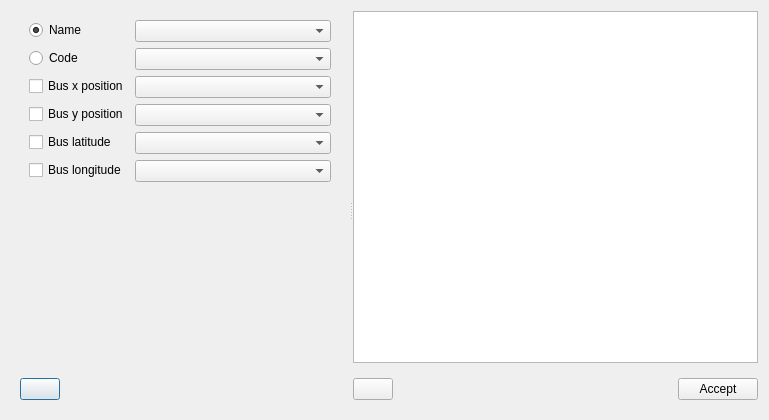
Old version of the form src/GridCal/Gui/CoordinatesInput/gui.ui in the repository SanPen/GridCal.
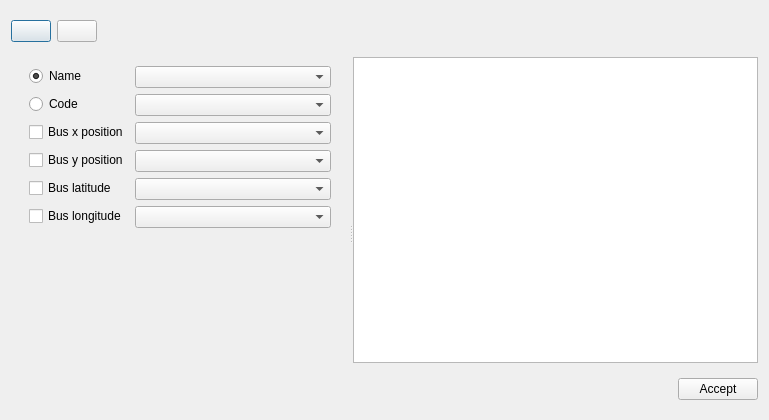
New version of the form. Icons and pictures are not drawn.

Commit message: Improved the ATC by allowing power flow inputs Added the NTC column to the report Improved coordinates import GUI

Patch:
```diff
--- a/src/GridCal/Gui/CoordinatesInput/gui.ui
+++ b/src/GridCal/Gui/CoordinatesInput/gui.ui
@@ -14,6 +14,95 @@
    <string>Dialog</string>
   </property>
   <layout class="QVBoxLayout" name="verticalLayout">
+   <item>
+    <widget class="QFrame" name="frame">
+     <property name="maximumSize">
+      <size>
+       <width>16777215</width>
+       <height>40</height>
+      </size>
+     </property>
+     <property name="frameShape">
+      <enum>QFrame::NoFrame</enum>
+     </property>
+     <property name="frameShadow">
+      <enum>QFrame::Raised</enum>
+     </property>
+     <layout class="QHBoxLayout" name="horizontalLayout_5">
+      <property name="leftMargin">
+       <number>0</number>
+      </property>
+      <property name="topMargin">
+       <number>0</number>
+      </property>
+      <property name="rightMargin">
+       <number>0</number>
+      </property>
+      <property name="bottomMargin">
+       <number>0</number>
+      </property>
+      <item>
+       <widget class="QPushButton" name="open_button">
+        <property name="minimumSize">
+         <size>
+          <width>0</width>
+          <height>0</height>
+         </size>
+        </property>
+        <property name="toolTip">
+         <string>Import file</string>
+        </property>
+        <property name="text">
+         <string/>
+        </property>
+        <property name="icon">
+         <iconset resource="icons.qrc">
+          <normaloff>:/Icons/icons/import_profiles.svg</normaloff>:/Icons/icons/import_profiles.svg</iconset>
+        </property>
+        <property name="iconSize">
+         <size>
+          <width>24</width>
+          <height>24</height>
+         </size>
+        </property>
+       </widget>
+      </item>
+      <item>
+       <widget class="QPushButton" name="refreshButton">
+        <property name="toolTip">
+         <string>Refresh assignation table</string>
+        </property>
+        <property name="text">
+         <string/>
+        </property>
+        <property name="icon">
+         <iconset resource="icons.qrc">
+          <normaloff>:/Icons/icons/transform.svg</normaloff>:/Icons/icons/transform.svg</iconset>
+        </property>
+        <property name="iconSize">
+         <size>
+          <width>24</width>
+          <height>24</height>
+         </size>
+        </property>
+       </widget>
+      </item>
+      <item>
+       <spacer name="horizontalSpacer_2">
+        <property name="orientation">
+         <enum>Qt::Horizontal</enum>
+        </property>
+        <property name="sizeHint" stdset="0">
+         <size>
+          <width>40</width>
+          <height>20</height>
+         </size>
+        </property>
+       </spacer>
+      </item>
+     </layout>
+    </widget>
+   </item>
    <item>
     <widget class="QSplitter" name="splitter">
      <property name="orientation">
@@ -121,51 +210,6 @@
          </layout>
         </widget>
        </item>
-       <item>
-        <widget class="QFrame" name="frame">
-         <property name="frameShape">
-          <enum>QFrame::NoFrame</enum>
-         </property>
-         <property name="frameShadow">
-          <enum>QFrame::Raised</enum>
-         </property>
-         <layout class="QHBoxLayout" name="horizontalLayout_5">
-          <property name="leftMargin">
-           <number>0</number>
-          </property>
-          <property name="rightMargin">
-           <number>0</number>
-          </property>
-          <item>
-           <widget class="QPushButton" name="open_button">
-            <property name="toolTip">
-             <string>Import file</string>
-            </property>
-            <property name="text">
-             <string/>
-            </property>
-            <property name="icon">
-             <iconset resource="icons.qrc">
-              <normaloff>:/Icons/icons/import_profiles.svg</normaloff>:/Icons/icons/import_profiles.svg</iconset>
-            </property>
-           </widget>
-          </item>
-          <item>
-           <spacer name="horizontalSpacer_2">
-            <property name="orientation">
-             <enum>Qt::Horizontal</enum>
-            </property>
-            <property name="sizeHint" stdset="0">
-             <size>
-              <width>40</width>
-              <height>20</height>
-             </size>
-            </property>
-           </spacer>
-          </item>
-         </layout>
-        </widget>
-       </item>
       </layout>
      </widget>
      <widget class="QFrame" name="frame_6">
@@ -236,20 +280,6 @@
             </property>
            </widget>
           </item>
-          <item row="0" column="0">
-           <widget class="QPushButton" name="refreshButton">
-            <property name="toolTip">
-             <string>Refresh assignation table</string>
-            </property>
-            <property name="text">
-             <string/>
-            </property>
-            <property name="icon">
-             <iconset resource="icons.qrc">
-              <normaloff>:/Icons/icons/transform.svg</normaloff>:/Icons/icons/transform.svg</iconset>
-            </property>
-           </widget>
-          </item>
          </layout>
         </widget>
        </item>
```
The commit also changes 11 other files.
